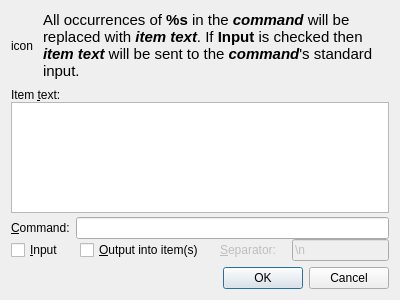
First picture: the form in src/actiondialog.ui, repository hluk/CopyQ, before the edit.
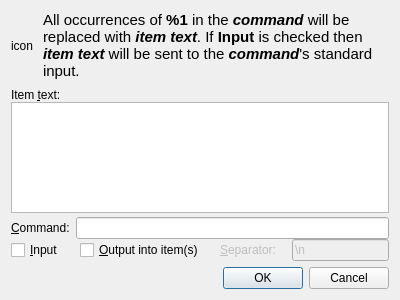
Second picture: the form after the edit.

Commit message: Preferences: QSplitter between HTML and CSS, commands interface; Save/restore geometry of all dialogs

What changed in the file:
```diff
--- a/src/actiondialog.ui
+++ b/src/actiondialog.ui
@@ -46,11 +46,11 @@
           <string>&lt;!DOCTYPE HTML PUBLIC &quot;-//W3C//DTD HTML 4.0//EN&quot; &quot;http://www.w3.org/TR/REC-html40/strict.dtd&quot;&gt;
 &lt;html&gt;&lt;head&gt;&lt;meta name=&quot;qrichtext&quot; content=&quot;1&quot; /&gt;&lt;style type=&quot;text/css&quot;&gt;
 p, li { white-space: pre-wrap; }
-&lt;/style&gt;&lt;/head&gt;&lt;body style=&quot; font-family:'Sans Serif'; font-size:9pt; font-weight:400; font-style:normal;&quot;&gt;
+&lt;/style&gt;&lt;/head&gt;&lt;body style=&quot; font-family:'Aller'; font-size:9pt; font-weight:400; font-style:normal;&quot;&gt;
 &lt;table border=&quot;0&quot; style=&quot;-qt-table-type: root; margin-top:4px; margin-bottom:4px; margin-left:4px; margin-right:4px;&quot;&gt;
 &lt;tr&gt;
 &lt;td style=&quot;border: none;&quot;&gt;
-&lt;p style=&quot; margin-top:0px; margin-bottom:0px; margin-left:0px; margin-right:0px; -qt-block-indent:0; text-indent:0px;&quot;&gt;&lt;span style=&quot; font-family:'Aller'; font-size:11pt;&quot;&gt;All occurrences of &lt;/span&gt;&lt;span style=&quot; font-family:'Aller'; font-size:11pt; font-weight:600;&quot;&gt;%s&lt;/span&gt;&lt;span style=&quot; font-family:'Aller'; font-size:11pt;&quot;&gt; in the &lt;/span&gt;&lt;span style=&quot; font-family:'Aller'; font-size:11pt; font-weight:600; font-style:italic;&quot;&gt;command&lt;/span&gt;&lt;span style=&quot; font-family:'Aller'; font-size:11pt;&quot;&gt; will be replaced with &lt;/span&gt;&lt;span style=&quot; font-family:'Aller'; font-size:11pt; font-weight:600; font-style:italic;&quot;&gt;item text&lt;/span&gt;&lt;span style=&quot; font-family:'Aller'; font-size:11pt;&quot;&gt;. If &lt;/span&gt;&lt;span style=&quot; font-family:'Aller'; font-size:11pt; font-weight:600;&quot;&gt;Input&lt;/span&gt;&lt;span style=&quot; font-family:'Aller'; font-size:11pt;&quot;&gt; is checked then &lt;/span&gt;&lt;span style=&quot; font-family:'Aller'; font-size:11pt; font-weight:600; font-style:italic;&quot;&gt;item text&lt;/span&gt;&lt;span style=&quot; font-family:'Aller'; font-size:11pt;&quot;&gt; will be sent to the &lt;/span&gt;&lt;span style=&quot; font-family:'Aller'; font-size:11pt; font-weight:600; font-style:italic;&quot;&gt;command&lt;/span&gt;&lt;span style=&quot; font-family:'Aller'; font-size:11pt;&quot;&gt;'s standard input.&lt;/span&gt;&lt;/p&gt;&lt;/td&gt;&lt;/tr&gt;&lt;/table&gt;&lt;/body&gt;&lt;/html&gt;</string>
+&lt;p style=&quot; margin-top:0px; margin-bottom:0px; margin-left:0px; margin-right:0px; -qt-block-indent:0; text-indent:0px;&quot;&gt;&lt;span style=&quot; font-size:11pt;&quot;&gt;All occurrences of &lt;/span&gt;&lt;span style=&quot; font-size:11pt; font-weight:600;&quot;&gt;%1&lt;/span&gt;&lt;span style=&quot; font-size:11pt;&quot;&gt; in the &lt;/span&gt;&lt;span style=&quot; font-size:11pt; font-weight:600; font-style:italic;&quot;&gt;command&lt;/span&gt;&lt;span style=&quot; font-size:11pt;&quot;&gt; will be replaced with &lt;/span&gt;&lt;span style=&quot; font-size:11pt; font-weight:600; font-style:italic;&quot;&gt;item text&lt;/span&gt;&lt;span style=&quot; font-size:11pt;&quot;&gt;. If &lt;/span&gt;&lt;span style=&quot; font-size:11pt; font-weight:600;&quot;&gt;Input&lt;/span&gt;&lt;span style=&quot; font-size:11pt;&quot;&gt; is checked then &lt;/span&gt;&lt;span style=&quot; font-size:11pt; font-weight:600; font-style:italic;&quot;&gt;item text&lt;/span&gt;&lt;span style=&quot; font-size:11pt;&quot;&gt; will be sent to the &lt;/span&gt;&lt;span style=&quot; font-size:11pt; font-weight:600; font-style:italic;&quot;&gt;command&lt;/span&gt;&lt;span style=&quot; font-size:11pt;&quot;&gt;'s standard input.&lt;/span&gt;&lt;/p&gt;&lt;/td&gt;&lt;/tr&gt;&lt;/table&gt;&lt;/body&gt;&lt;/html&gt;</string>
          </property>
          <property name="wordWrap">
           <bool>true</bool>
```
The commit also changes 20 other files.
